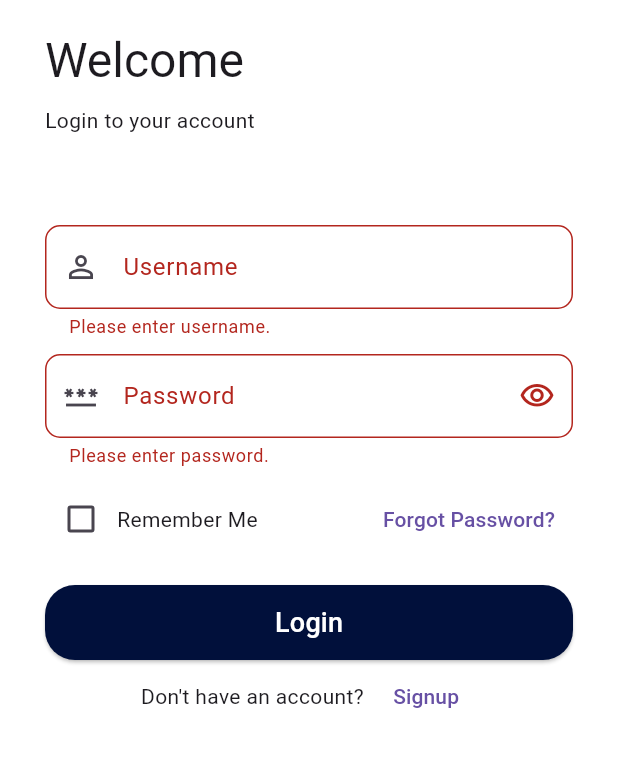
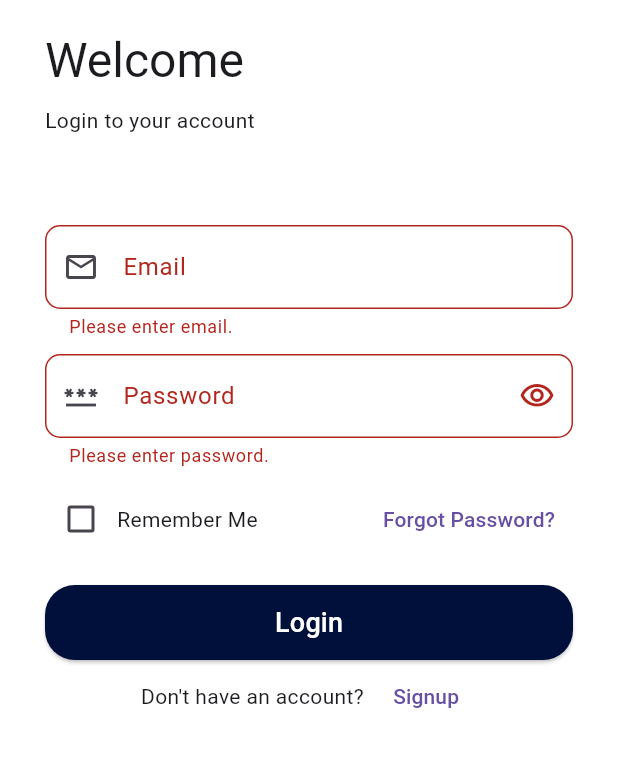
Before and after one commit to Driveaze-3-rd-year-group-project/Supervisor_mobile, a Flutter app: the screen it shows after launch, after a tap on "Login", on a phone screen of 412 x 824 dp, the part 345-1112 px from its top. Run offline on Flutter 3.47's test engine with Material 3 defaults, Android fonts, the phone set to English and light mode, and no system bars; our stand-ins replace device_preview, dio, flutter_native_splash, flutter_secure_storage, flutter_vector_icons, get and 1 more.

Commit message:
login backend connection

```diff
--- a/lib/screens/login.dart
+++ b/lib/screens/login.dart
@@ -1,13 +1,11 @@
 import 'package:flutter/material.dart';
+import 'package:flutter/services.dart';
 
 import 'MainScreen.dart';
-import 'home.dart';
-import 'vehicles.dart';
+import '../services/UserServices.dart'; // Import the UserService
 
 class Login extends StatefulWidget {
-  const Login({
-    Key? key,
-  }) : super(key: key);
+  const Login({Key? key}) : super(key: key);
 
   @override
   State<Login> createState() => _LoginState();
@@ -15,13 +13,65 @@ class Login extends StatefulWidget {
 
 class _LoginState extends State<Login> {
   final GlobalKey<FormState> _formKey = GlobalKey();
+  final SupervisorService _userService = SupervisorService();
 
   final FocusNode _focusNodePassword = FocusNode();
-  final TextEditingController _controllerUsername = TextEditingController();
+  final TextEditingController _controllerEmail = TextEditingController();
   final TextEditingController _controllerPassword = TextEditingController();
 
   bool _obscurePassword = true;
   bool _rememberMe = false;
+  bool _isLoading = false;
+
+  void _loginAttempt() async {
+    // Validate form
+    if (!(_formKey.currentState?.validate() ?? false)) return;
+
+    // Set loading state
+    setState(() {
+      _isLoading = true;
+    });
+
+    try {
+      // Attempt login
+      final userData = await _userService.login(
+          _controllerEmail.text.trim(),
+          _controllerPassword.text
+      );
+
+      setState(() {
+        _isLoading = false;
+      });
+
+
+      ScaffoldMessenger.of(context).showSnackBar(
+        SnackBar(
+          content: Text('Login successful'),
+          backgroundColor: Colors.green,
+        ),
+      );
+
+      // Navigate to main screen
+      Navigator.pushReplacement(
+        context,
+        MaterialPageRoute(
+          builder: (context) => MainScreen(),
+        ),
+      );
+    } catch (e) {
+      // Handle login errors
+      setState(() {
+        _isLoading = false;
+      });
+
+      ScaffoldMessenger.of(context).showSnackBar(
+        SnackBar(
+          content: Text(e.toString().replaceFirst('Exception: ', '')),
+          backgroundColor: Colors.red,
+        ),
+      );
+    }
+  }
 
   @override
   Widget build(BuildContext context) {
@@ -51,11 +101,11 @@ class _LoginState extends State<Login> {
               ),
               const SizedBox(height: 60),
               TextFormField(
-                controller: _controllerUsername,
-                keyboardType: TextInputType.name,
+                controller: _controllerEmail,
+                keyboardType: TextInputType.emailAddress,
                 decoration: InputDecoration(
-                  labelText: "Username",
-                  prefixIcon: const Icon(Icons.person_outline),
+                  labelText: "Email",
+                  prefixIcon: const Icon(Icons.email_outlined),
                   border: OutlineInputBorder(
                     borderRadius: BorderRadius.circular(10),
                   ),
@@ -66,7 +116,11 @@ class _LoginState extends State<Login> {
                 onEditingComplete: () => _focusNodePassword.requestFocus(),
                 validator: (String? value) {
                   if (value == null || value.isEmpty) {
-                    return "Please enter username.";
+                    return "Please enter email.";
+                  }
+                  // Basic email validation
+                  if (!RegExp(r'^[\w-\.]+@([\w-]+\.)+[\w-]{2,4}$').hasMatch(value)) {
+                    return "Please enter a valid email.";
                   }
                   return null;
                 },
@@ -88,7 +142,8 @@ class _LoginState extends State<Login> {
                     },
                     icon: _obscurePassword
                         ? const Icon(Icons.visibility_outlined)
-                          : const Icon(Icons.visibility_off_outlined)),
+                        : const Icon(Icons.visibility_off_outlined),
+                  ),
                   border: OutlineInputBorder(
                     borderRadius: BorderRadius.circular(10),
                   ),
@@ -122,13 +177,10 @@ class _LoginState extends State<Login> {
                   ),
                   TextButton(
                     onPressed: () {
-                      // Handle forgot password
-                      Navigator.push(
-                        context,
-                        MaterialPageRoute(
-                          builder: (context) {
-                            return MyHomePage();
-                          },
+                      // Handle forgot password (placeholder)
+                      ScaffoldMessenger.of(context).showSnackBar(
+                        const SnackBar(
+                          content: Text('Forgot Password functionality not implemented'),
                         ),
                       );
                     },
@@ -147,29 +199,10 @@ class _LoginState extends State<Login> {
                         borderRadius: BorderRadius.circular(20),
                       ),
                     ),
-                    onPressed: () {
-                      // if (_formKey.currentState?.validate() ?? false) {
-                      //   Navigator.pushReplacement(
-                      //     context,
-                      //     MaterialPageRoute(
-                      //       builder: (context) {
-                      //         return Vehicles();
-                      //       },
-                      //     ),
-                      //   );
-                      // }
-                      if (_formKey.currentState?.validate() ?? false) {
-                        Navigator.pushReplacement(
-                          context,
-                          MaterialPageRoute(
-                            builder: (context) {
-                              return MainScreen(); // Navigate to MainScreen
-                            },
-                          ),
-                        );
-                      }
-                    },
-                    child: const Text(
+                    onPressed: _isLoading ? null : _loginAttempt,
+                    child: _isLoading
+                        ? const CircularProgressIndicator(color: Colors.white)
+                        : const Text(
                       "Login",
                       style: TextStyle(fontSize: 18, color: Colors.white),
                     ),
@@ -180,14 +213,10 @@ class _LoginState extends State<Login> {
                       const Text("Don't have an account?  "),
                       TextButton(
                         onPressed: () {
-                          _formKey.currentState?.reset();
-
-                          Navigator.push(
-                            context,
-                            MaterialPageRoute(
-                              builder: (context) {
-                                return MyHomePage();
-                              },
+                          // TODO: Implement signup screen
+                          ScaffoldMessenger.of(context).showSnackBar(
+                            const SnackBar(
+                              content: Text('Signup functionality not implemented'),
                             ),
                           );
                         },
@@ -207,7 +236,7 @@ class _LoginState extends State<Login> {
   @override
   void dispose() {
     _focusNodePassword.dispose();
-    _controllerUsername.dispose();
+    _controllerEmail.dispose();
     _controllerPassword.dispose();
     super.dispose();
   }
--- a/pubspec.yaml
+++ b/pubspec.yaml
@@ -30,6 +30,8 @@ environment:
 dependencies:
   flutter:
     sdk: flutter
+  dio: ^5.3.2
+  flutter_secure_storage: ^9.0.0
 
 
   # The following adds the Cupertino Icons font to your application.
@@ -74,6 +76,7 @@ flutter:
      - assets/2.jpg
      - assets/3.png
      - assets/user.png
+     - assets/1.png
   #   - images/a_dot_ham.jpeg
 
   # An image asset can refer to one or more resolution-specific "variants", see
```
Also changed, not shown: lib/services/UserServices.dart (added, +56 -0 lines), assets/1.png (added). Lines whose indentation alone changed are shown as unchanged.
